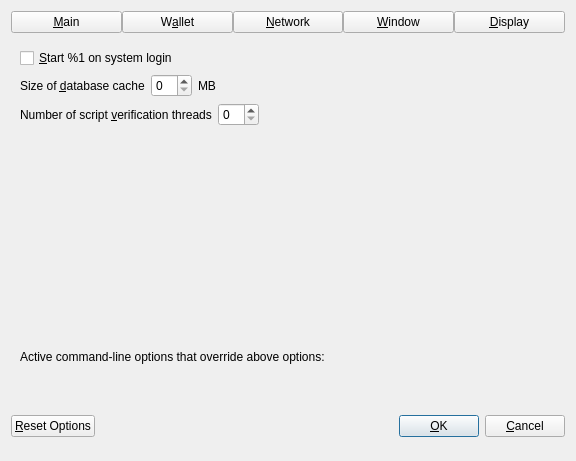
Above: src/qt/forms/optionsdialog.ui from xdustinface/dash before the change. Below: the same form after it.
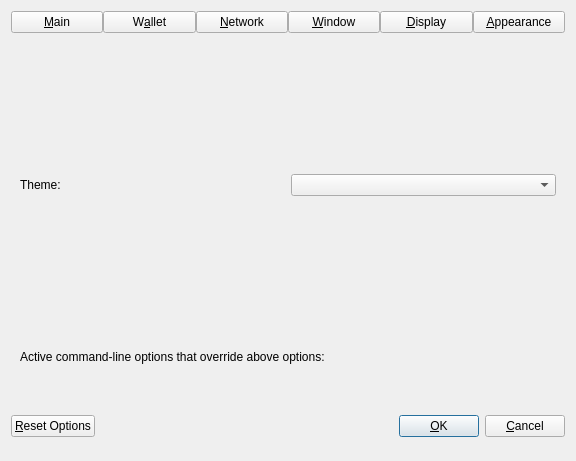
That is the form after the change. The open tabs and pages were chosen to show the change. Custom widgets are drawn as their Qt base class.

Commit message: qt: Add "Appearance Tab" to OptionsDialog and move "Theme" into it

```diff
--- a/src/qt/forms/optionsdialog.ui
+++ b/src/qt/forms/optionsdialog.ui
@@ -75,6 +75,16 @@
        </property>
       </widget>
      </item>
+     <item>
+      <widget class="QPushButton" name="btnAppearance">
+       <property name="text">
+        <string>&amp;Appearance</string>
+       </property>
+       <property name="checkable">
+        <bool>true</bool>
+       </property>
+      </widget>
+     </item>
     </layout>
    </item>
    <item>
@@ -777,20 +787,6 @@
          </property>
         </widget>
        </item>
-       <item>
-        <layout class="QHBoxLayout" name="horizontalLayout_4_Display" stretch="0,0">
-         <item>
-          <widget class="QLabel" name="themeLabel">
-           <property name="text">
-            <string>User Interface Theme:</string>
-           </property>
-          </widget>
-         </item>
-         <item>
-          <widget class="QValueComboBox" name="theme"/>
-         </item>
-        </layout>
-       </item>
        <item>
         <widget class="Line" name="line">
          <property name="orientation">
@@ -875,6 +871,24 @@
        </item>
       </layout>
      </widget>
+     <widget class="QWidget" name="pageAppearance">
+      <layout class="QVBoxLayout" name="verticalLayout_3">
+       <item>
+        <layout class="QHBoxLayout" name="layoutTheme" stretch="0,0">
+         <item>
+          <widget class="QLabel" name="themeLabel">
+           <property name="text">
+            <string>Theme:</string>
+           </property>
+          </widget>
+         </item>
+         <item>
+          <widget class="QValueComboBox" name="theme"/>
+         </item>
+        </layout>
+       </item>
+      </layout>
+     </widget>
     </widget>
    </item>
    <item>
```
The commit also changes 6 other files.
